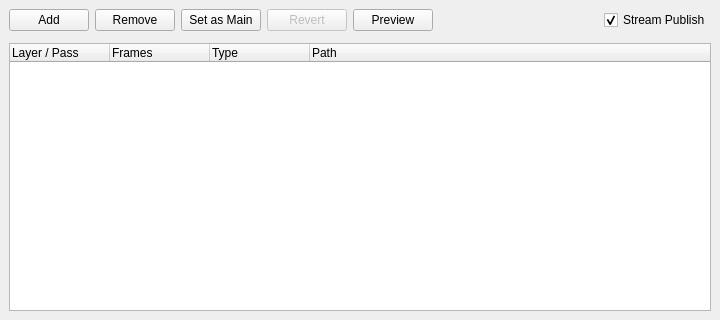
Qt form core/tools/renderBrowser/rb_ui.ui (mjbonnington/icarus-gps) before a commit.
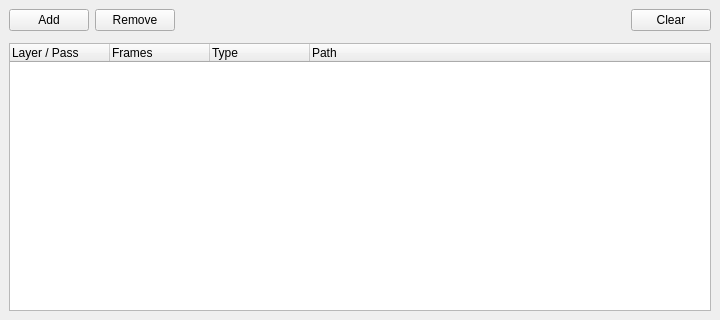
The same form after that commit.

Commit message:
Render browser substantially working
Fixed a small issue with file sequence padding.

Patch:
```diff
--- a/core/tools/renderBrowser/rb_ui.ui
+++ b/core/tools/renderBrowser/rb_ui.ui
@@ -63,43 +63,7 @@
         </widget>
        </item>
        <item>
-        <widget class="QPushButton" name="renderPblSetMain_pushButton">
-         <property name="enabled">
-          <bool>true</bool>
-         </property>
-         <property name="text">
-          <string>Set as Main</string>
-         </property>
-         <property name="checkable">
-          <bool>false</bool>
-         </property>
-         <property name="default">
-          <bool>false</bool>
-         </property>
-         <property name="flat">
-          <bool>false</bool>
-         </property>
-        </widget>
-       </item>
-       <item>
-        <widget class="QPushButton" name="renderPblRevert_pushButton">
-         <property name="enabled">
-          <bool>false</bool>
-         </property>
-         <property name="text">
-          <string>Revert</string>
-         </property>
-        </widget>
-       </item>
-       <item>
-        <widget class="QPushButton" name="renderPreview_pushButton">
-         <property name="text">
-          <string>Preview</string>
-         </property>
-        </widget>
-       </item>
-       <item>
-        <spacer name="horizontalSpacer_5">
+        <spacer name="horizontalSpacer">
          <property name="orientation">
           <enum>Qt::Horizontal</enum>
          </property>
@@ -112,12 +76,9 @@
         </spacer>
        </item>
        <item>
-        <widget class="QCheckBox" name="streamPbl_checkBox">
+        <widget class="QPushButton" name="renderPblClear_pushButton">
          <property name="text">
-          <string>Stream Publish</string>
-         </property>
-         <property name="checked">
-          <bool>true</bool>
+          <string>Clear</string>
          </property>
         </widget>
        </item>
```
Left out of the diff: 3 changed lines with no effect on the pictures. The commit also changes 4 other files.
